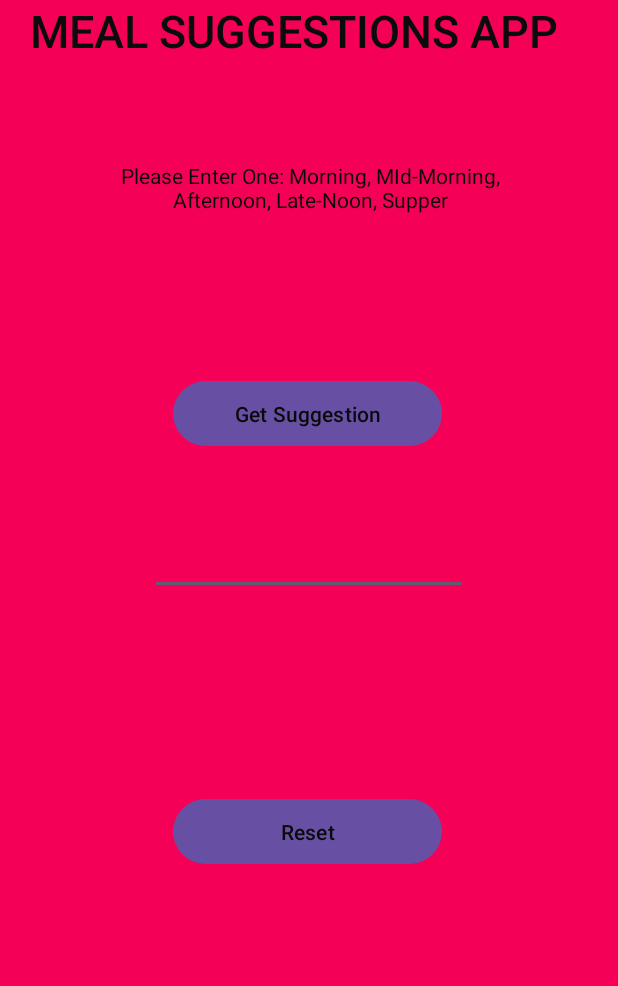
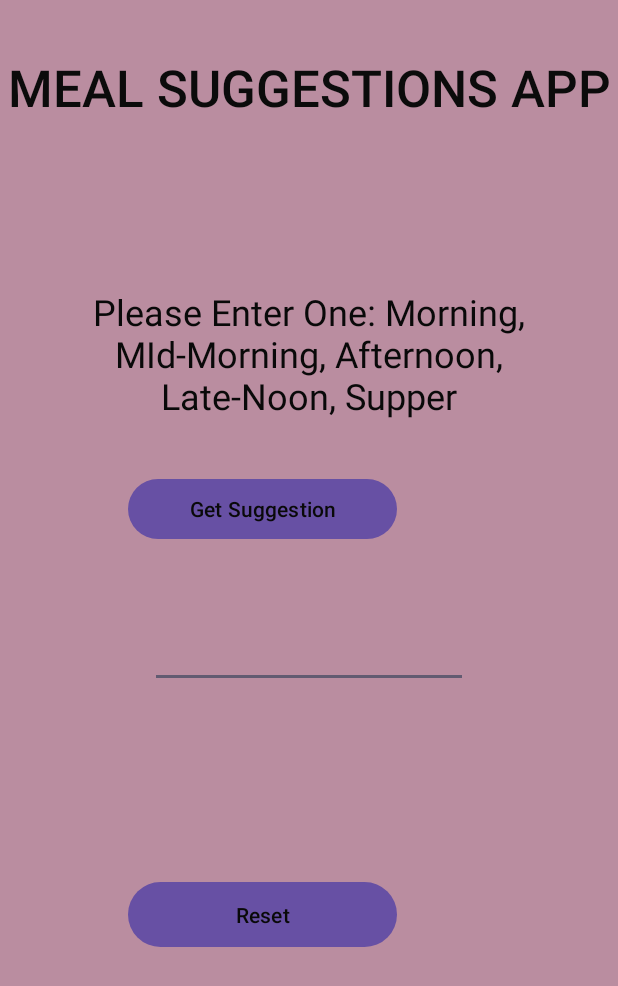
Before and after one commit to BakesTheDeveloper/meal-app-v, an Android app: the screen it shows after launch (MainActivity), on a phone screen of 412 x 824 dp. Shown: the top 986 px of the screen. Run offline under Robolectric (Android 15) with nearby library versions, the phone set to English and light mode, and no system bars.

Commit message:
ui updates

```diff
--- a/app/src/main/res/layout/activity_main.xml
+++ b/app/src/main/res/layout/activity_main.xml
@@ -5,46 +5,42 @@ xmlns:tools="http://schemas.android.com/tools"
     android:id="@+id/main"
     android:layout_width="match_parent"
     android:layout_height="match_parent"
-android:background="#F50057"
+    android:background="#847C2C48"
     android:orientation="vertical"
     tools:context=".MainActivity"
     tools:ignore="DuplicateIds">
 
     <TextView
         android:id="@+id/textView"
-        android:layout_width="392dp"
-        android:layout_height="42dp"
+        android:layout_width="match_parent"
+        android:layout_height="85dp"
+        android:layout_marginVertical="35dp"
         android:fontFamily="sans-serif-medium"
         android:gravity="center_horizontal"
         android:text="meal suggestions app"
         android:textAlignment="center"
         android:textAllCaps="true"
         android:textColor="#0B0B0B"
-        android:textSize="30sp"
-        app:layout_constraintBottom_toTopOf="@+id/dontTouch"
-        app:layout_constraintEnd_toEndOf="parent"
-        app:layout_constraintHorizontal_bias="0.473"
-        app:layout_constraintStart_toStartOf="parent"
-        app:layout_constraintTop_toTopOf="parent"
-        app:layout_constraintVertical_bias="0.648" />
+        android:textSize="34sp" />
 
     <TextView
         android:id="@+id/dontTouch"
-    android:layout_width="283dp"
-    android:layout_height="77dp"
-    android:layout_margin="65dp"
+        android:layout_width="wrap_content"
+        android:layout_height="wrap_content"
+        android:layout_margin="35dp"
         android:gravity="center_horizontal"
         android:text="Please Enter One: Morning, MId-Morning, Afternoon, Late-Noon, Supper"
         android:textAlignment="center"
         android:textColor="#090909"
+        android:textSize="24sp"
         tools:layout_editor_absoluteX="64dp"
         tools:layout_editor_absoluteY="116dp" />
 
     <Button
         android:id="@+id/mealButton"
         android:layout_width="179dp"
-    android:layout_height="51dp"
-    android:layout_marginHorizontal="115dp"
+        android:layout_height="wrap_content"
+        android:layout_marginHorizontal="85dp"
         android:text="Get Suggestion"
         android:textColor="#090909"
         app:iconTint="#040404"
@@ -68,8 +64,8 @@ tools:ignore="DuplicateIds">
 
     <TextView
         android:id="@+id/SuggestionView"
-    android:layout_width="414dp"
-    android:layout_height="82dp"
+        android:layout_width="344dp"
+        android:layout_height="75dp"
         app:layout_constraintBottom_toTopOf="@+id/ResetButton"
         app:layout_constraintEnd_toEndOf="parent"
         app:layout_constraintHorizontal_bias="0.0"
@@ -81,7 +77,7 @@ tools:ignore="DuplicateIds">
         android:id="@+id/ResetButton"
         android:layout_width="179dp"
         android:layout_height="51dp"
-        android:layout_marginHorizontal="115dp"
+        android:layout_marginHorizontal="85dp"
         android:gravity="center|center_horizontal"
         android:text="Reset"
         android:textColor="#090909"
```
Lines whose indentation alone changed are shown as unchanged.
